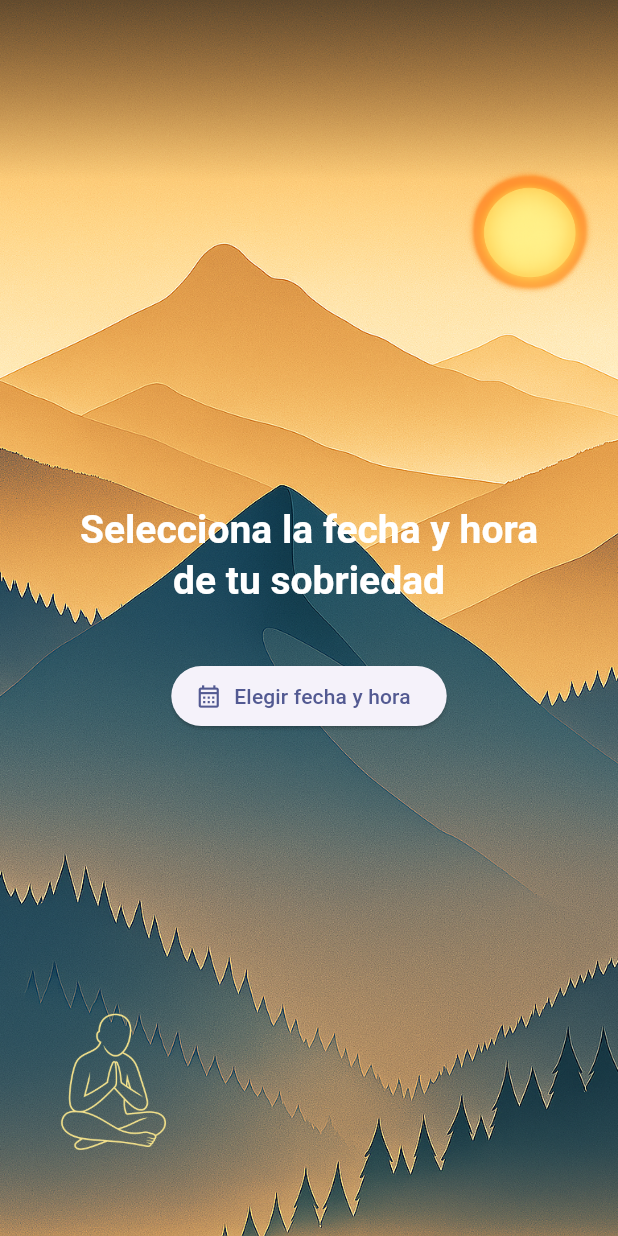
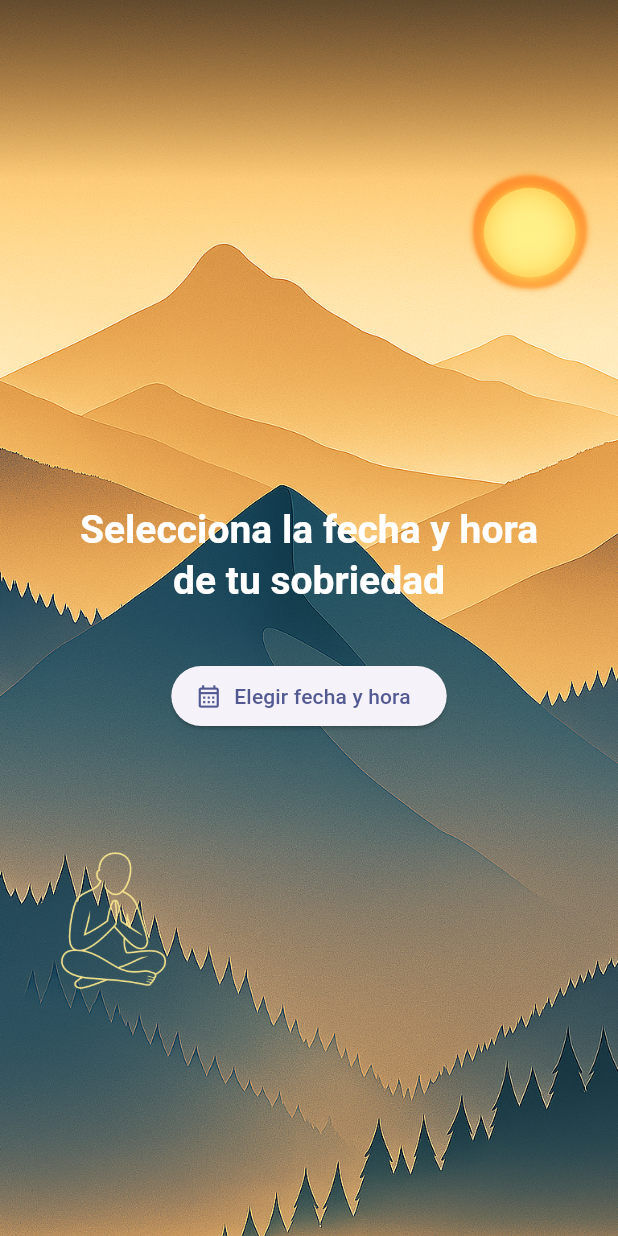
Before and after one commit to javiercamaraezquerra/Undiamas, a Flutter app: the screen it shows after launch, on a phone screen of 412 x 824 dp. Run offline on Flutter 3.47's test engine with Material 3 defaults, Android fonts, the phone set to English and light mode, and no system bars; our stand-ins replace fl_chart, flutter_local_notifications, flutter_markdown, flutter_secure_storage, google_mobile_ads, google_sign_in and 5 more; missing offline and left inert: googleapis; accounts and stored records are empty.

Commit message:
Update mountain_background.dart

```diff
--- a/lib/widgets/mountain_background.dart
+++ b/lib/widgets/mountain_background.dart
@@ -24,7 +24,7 @@ class MountainBackground extends StatelessWidget {
       ][pageIndex % 5];
 
   // figura fija
-  static const Alignment _figureAlignment = Alignment(-0.85, 0.86);
+  static const Alignment _figureAlignment = Alignment(-0.85, 0.56);
 
   static const _figures = [
     'assets/images/figure_0.png',
```
